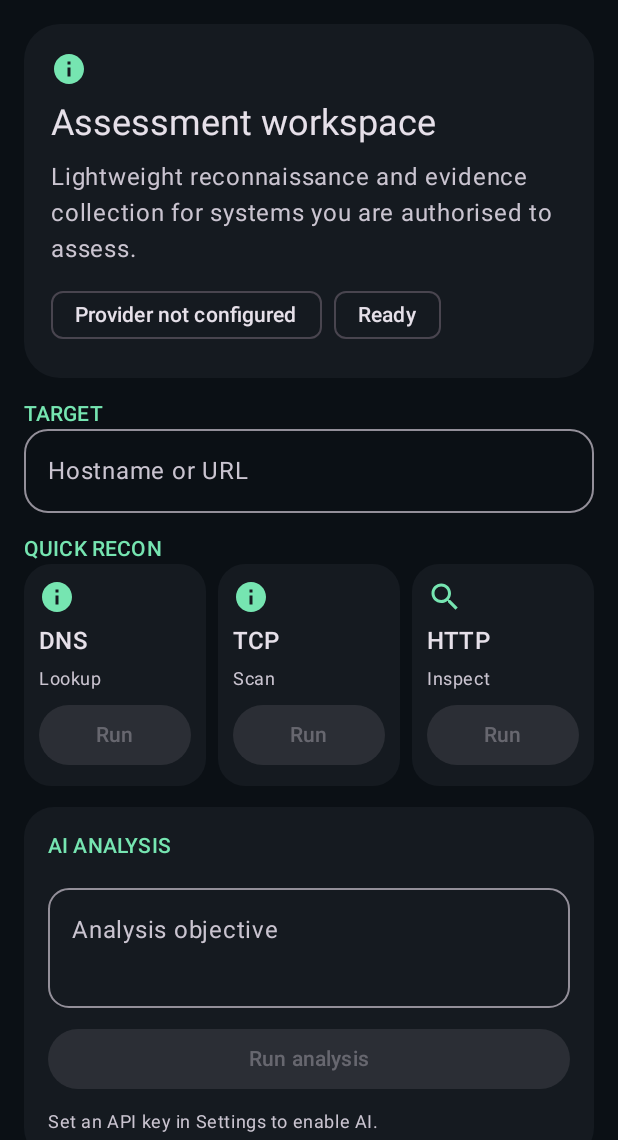
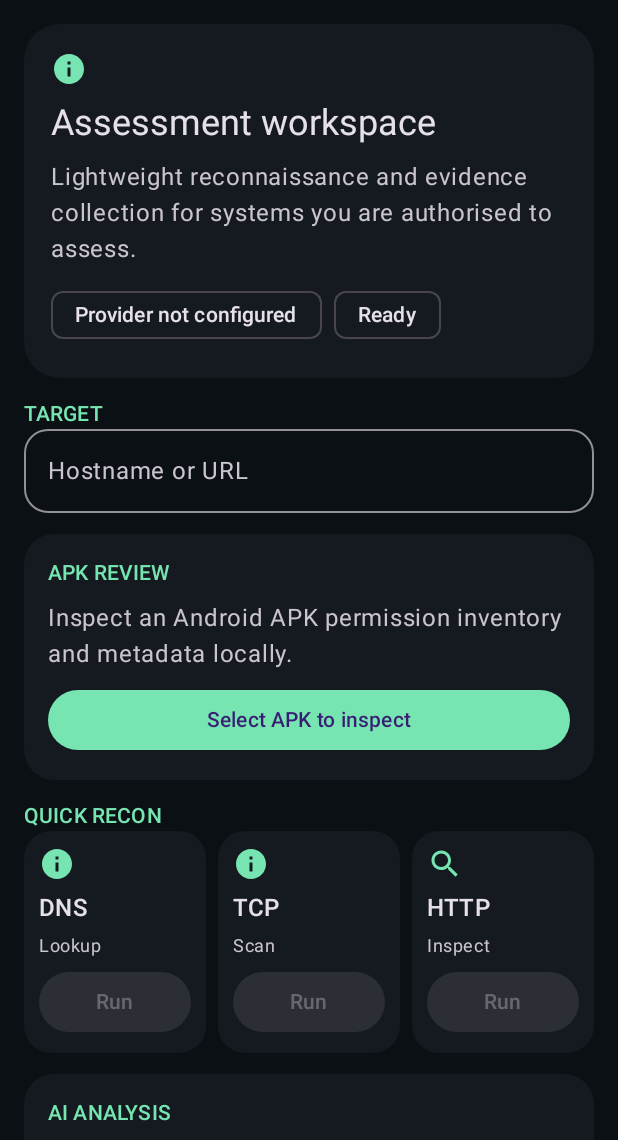
Before and after one commit to 999-fl/cyberagent, an Android app built with Jetpack Compose: the screen it shows after launch (MainActivity), on a phone screen of 412 x 824 dp, the part 96-1236 px from its top. Run offline under Robolectric (Android 15) with nearby library versions, the phone set to English and light mode, and no system bars; pictures from the network do not load.

Commit message:
Integrate local APK permission inspector into workspace

```diff
--- a/app/src/main/java/com/cyberagent/mobile/MainActivity.kt
+++ b/app/src/main/java/com/cyberagent/mobile/MainActivity.kt
@@ -5,6 +5,8 @@ import android.content.Context
 import android.os.Bundle
 import androidx.activity.ComponentActivity
 import androidx.activity.compose.setContent
+import androidx.activity.compose.rememberLauncherForActivityResult
+import androidx.activity.result.contract.ActivityResultContracts
 import androidx.compose.foundation.layout.*
 import androidx.compose.foundation.shape.RoundedCornerShape
 import androidx.compose.material.icons.Icons
@@ -41,6 +43,7 @@ fun CyberAgentApp() {
     var log by remember { mutableStateOf("Ready. Configure your provider in Settings to enable AI analysis.") }
     var busy by remember { mutableStateOf(false) }
     fun append(message: String) { log = (log + "\n\n" + message).takeLast(24000) }
+    val apkPicker = rememberLauncherForActivityResult(ActivityResultContracts.OpenDocument()) { uri -> if (uri != null) { busy = true; scope.launch { try { append(ApkInspector.inspect(context, uri)) } finally { busy = false } } } }
 
     MaterialTheme(colorScheme = darkColorScheme(
         primary = androidx.compose.ui.graphics.Color(0xFF76E5B1),
@@ -77,6 +80,9 @@ fun CyberAgentApp() {
                     item {
                         Text("TARGET", style = MaterialTheme.typography.labelLarge, color = MaterialTheme.colorScheme.primary)
                         OutlinedTextField(target, { target = it }, placeholder = { Text("Hostname or URL") }, singleLine = true, modifier = Modifier.fillMaxWidth(), shape = RoundedCornerShape(16.dp))
+                    }
+                    item {
+                        Card(shape = RoundedCornerShape(20.dp), colors = CardDefaults.cardColors(containerColor = MaterialTheme.colorScheme.surface)) { Column(Modifier.padding(16.dp), verticalArrangement = Arrangement.spacedBy(8.dp)) { Text("APK REVIEW", style = MaterialTheme.typography.labelLarge, color = MaterialTheme.colorScheme.primary); Text("Inspect an Android APK permission inventory and metadata locally.", color = MaterialTheme.colorScheme.onSurfaceVariant); Button(onClick = { apkPicker.launch(arrayOf("application/vnd.android.package-archive", "application/octet-stream")) }, enabled = !busy, modifier = Modifier.fillMaxWidth()) { Text("Select APK to inspect") } } }
                     }
                     item {
                         Text("QUICK RECON", style = MaterialTheme.typography.labelLarge, color = MaterialTheme.colorScheme.primary)
```
